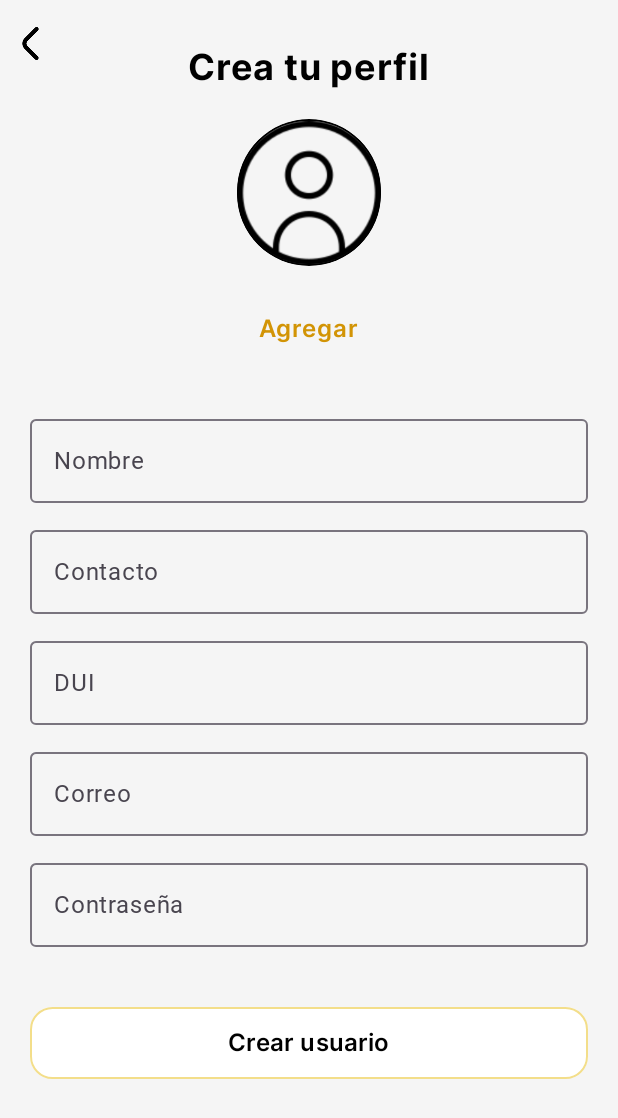
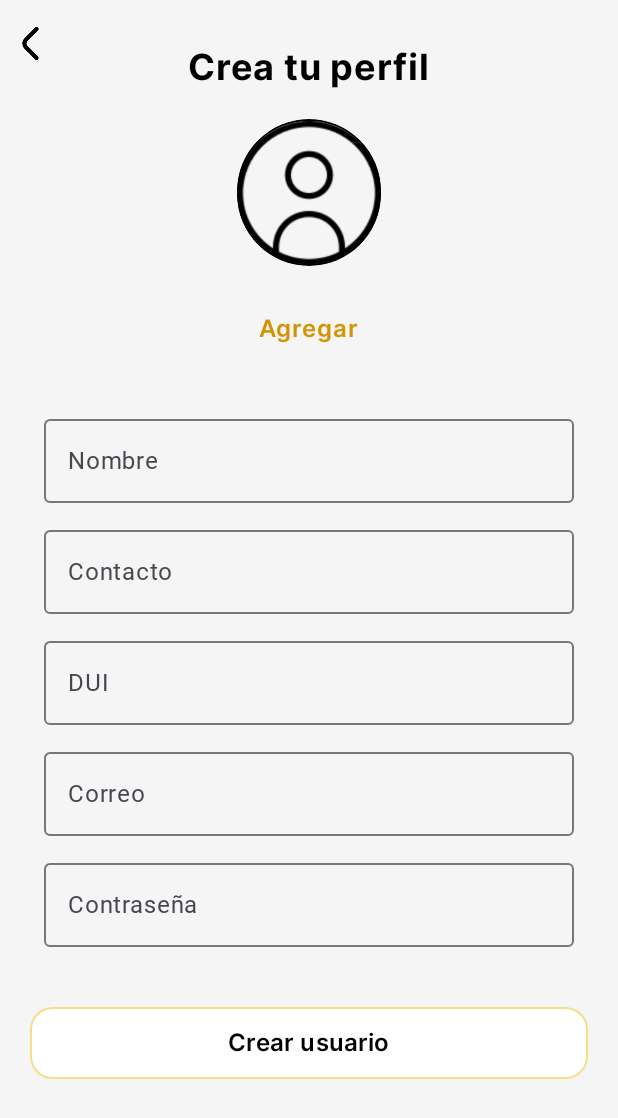
Before and after one commit to vicrenlopez14/Camvi-Solution, an Android app built with Jetpack Compose: the RegisterScreen screen opened through its navigation route, on a phone screen of 412 x 824 dp. Shown: the top 1118 px of the screen. Run offline under Robolectric (Android 15) with nearby library versions, the phone set to English and light mode, and no system bars; Roboto replaces fonts that are not available here.

Commit message:
Cambios pequeños

```diff
--- a/app/src/main/java/com/example/camvi/ui/screens/global/IntroScreen.kt
+++ b/app/src/main/java/com/example/camvi/ui/screens/global/IntroScreen.kt
@@ -94,9 +94,7 @@ fun IntroScreen(navController: NavController) {
                         .paddingFromBaseline(top = 145.dp),
                     shape = RoundedCornerShape(15.dp),
                         border = BorderStroke(width = 1.dp, color = Color(0xFFF3DE8A)),
-                        colors = ButtonDefaults.outlinedButtonColors(
-                            containerColor = Color.White
-                        )
+                        colors = ButtonDefaults.buttonColors(containerColor = Color(0xFFF3DE8A)),
 
                 ) {
                     Text(
--- a/app/src/main/java/com/example/camvi/ui/screens/global/RegisterScreen.kt
+++ b/app/src/main/java/com/example/camvi/ui/screens/global/RegisterScreen.kt
@@ -140,7 +140,7 @@ Surface() {
                         nombre.value = it
                     },
                     label = { Text("Nombre") },
-                    modifier = Modifier.fillMaxWidth()
+                    modifier = Modifier.fillMaxWidth(0.95f)
                 )
 
                 Spacer(modifier = Modifier.height(10.dp))
@@ -151,7 +151,7 @@ Surface() {
                         contacto.value = it
                     },
                     label = { Text("Contacto") },
-                    modifier = Modifier.fillMaxWidth()
+                    modifier = Modifier.fillMaxWidth(0.95f)
                 )
 
                 Spacer(modifier = Modifier.height(10.dp))
@@ -162,7 +162,7 @@ Surface() {
                         dui.value = it
                     },
                     label = { Text("DUI") },
-                    modifier = Modifier.fillMaxWidth()
+                    modifier = Modifier.fillMaxWidth(0.95f)
                 )
 
                 Spacer(modifier = Modifier.height(10.dp))
@@ -173,7 +173,7 @@ Surface() {
                         correo.value = it
                     },
                     label = { Text("Correo") },
-                    modifier = Modifier.fillMaxWidth()
+                    modifier = Modifier.fillMaxWidth(0.95f)
                 )
 
                 Spacer(modifier = Modifier.height(10.dp))
@@ -184,7 +184,7 @@ Surface() {
                         contrasena.value = it
                     },
                     label = { Text("Contraseña") },
-                    modifier = Modifier.fillMaxWidth()
+                    modifier = Modifier.fillMaxWidth(0.95f)
                 )
 
                 Spacer(modifier = Modifier.height(40.dp))
```
